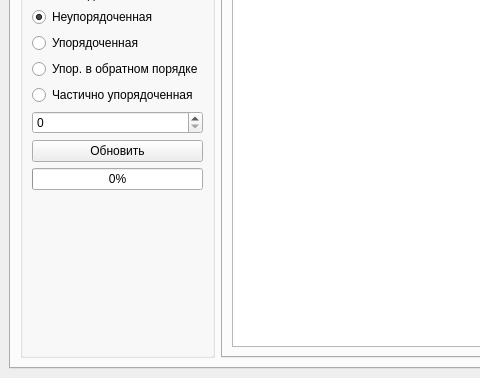
The window that ui/ui/MainForm.ui (AquaUseful/structalg_list_sorts) describes before a commit, drawn with Qt 5; both pictures show x 0 to 480 and y 135 to 513 of the 800 by 513 pixel window.
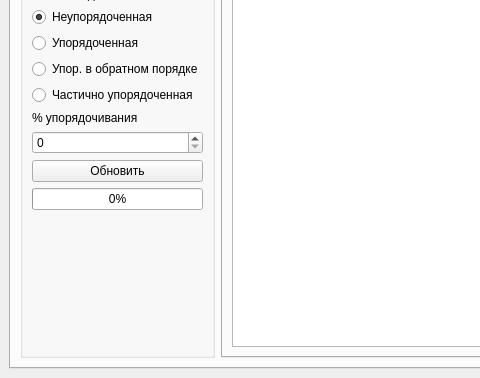
The same window after the commit. Custom widgets are drawn as their Qt base class.

Diff of the .ui file:
```diff
--- a/ui/ui/MainForm.ui
+++ b/ui/ui/MainForm.ui
@@ -123,7 +123,24 @@
               </widget>
              </item>
              <item>
-              <widget class="QSpinBox" name="sortedPercent"/>
+              <widget class="QLabel" name="label_3">
+               <property name="sizePolicy">
+                <sizepolicy hsizetype="Preferred" vsizetype="Maximum">
+                 <horstretch>0</horstretch>
+                 <verstretch>0</verstretch>
+                </sizepolicy>
+               </property>
+               <property name="text">
+                <string>% упорядочивания</string>
+               </property>
+              </widget>
+             </item>
+             <item>
+              <widget class="QSpinBox" name="sortedPercent">
+               <property name="maximum">
+                <number>100</number>
+               </property>
+              </widget>
              </item>
             </layout>
            </item>
```
Left out of the diff: 2 changed lines with no effect on the pictures.
